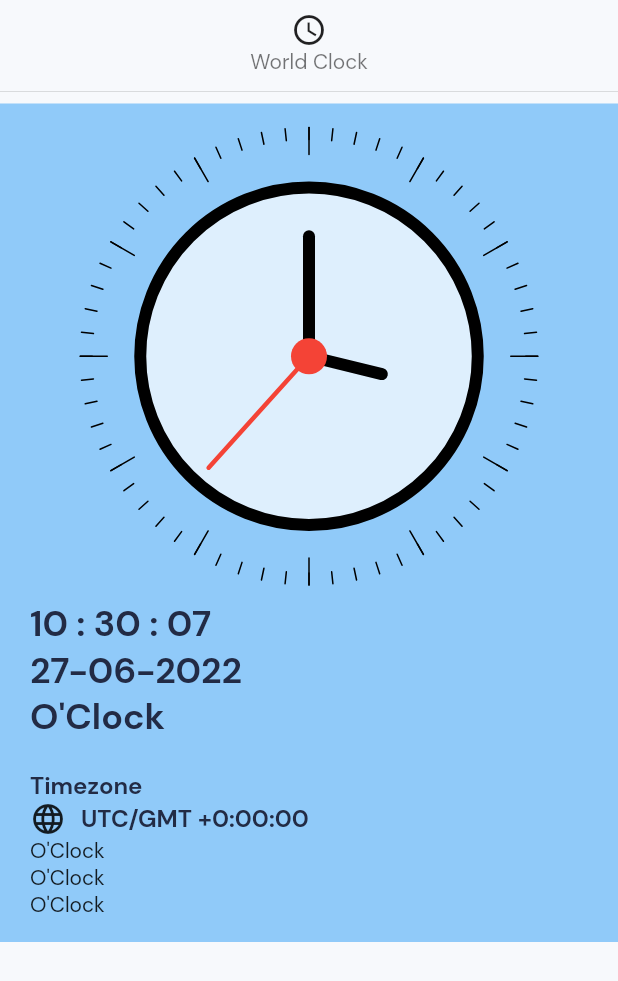
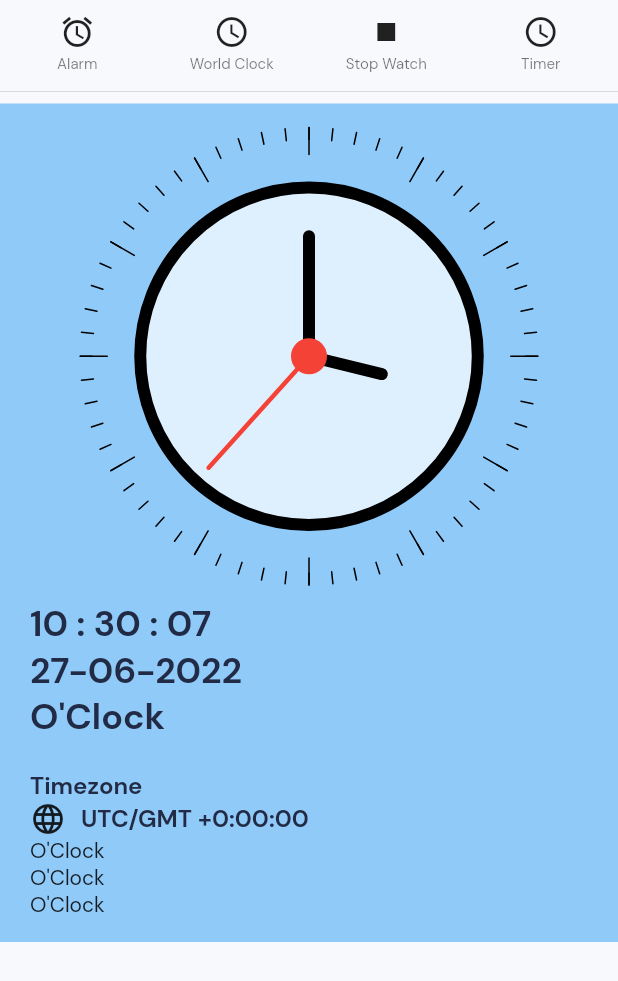
Before and after one commit to soNofNos/eco_foods_alarm, a Flutter app: the screen it shows after launch, on a phone screen of 412 x 824 dp. Shown: the top 981 px of the screen. Run offline on Flutter 3.47's test engine with Material 2 defaults, Android fonts, the phone set to English and light mode, and no system bars.

Commit message:
testing alarms...017

```diff
--- a/lib/ui/screens/home_screen/home_screen.dart
+++ b/lib/ui/screens/home_screen/home_screen.dart
@@ -35,11 +35,10 @@ class _HomeScreenState extends State<HomeScreen> {
     var formattedTime = DateFormat('HH : mm : ss').format(timeNow);
     var formattedDate = DateFormat('dd-MM-yyyy').format(timeNow);
     var timeZoneString = timeNow.timeZoneOffset.toString().split('.').first;
-var offsetSign = '';
-if(!timeZoneString.startsWith('-')){
-  offsetSign = '+';
-}
-print(timeZoneString);
+    var offsetSign = '';
+    if (!timeZoneString.startsWith('-')) {
+      offsetSign = '+';
+    }
 
     return Scaffold(
       body: SafeArea(
@@ -50,13 +49,19 @@ print(timeZoneString);
               child: Row(
                 mainAxisAlignment: MainAxisAlignment.center,
                 children: [
-MaterialButton(onPressed: (){}, child: Column(
-  children: [
-    // FlutterLogo(),
-    Icon(Icons.watch_later_outlined),
-          Text('World Clock', style: appThemeLight.textTheme.headline3),
-  ],
-),)
+                  Expanded(
+                    child: buildMenuButton(
+                        'Alarm', Icon(Icons.alarm_outlined)),
+                  ),
+      Expanded(
+        child:buildMenuButton(
+                      'World Clock', Icon(Icons.watch_later_outlined))),
+      Expanded(
+        child:buildMenuButton(
+                      'Stop Watch', Icon(Icons.stop))),
+      Expanded(
+        child:buildMenuButton(
+                      'Timer', Icon(Icons.watch_later_outlined))),
                 ],
               ),
             ),
@@ -64,14 +69,13 @@ MaterialButton(onPressed: (){}, child: Column(
             Expanded(
               child: SingleChildScrollView(
                 child: Container(
-                  padding: const EdgeInsets.symmetric(vertical: 16.0, horizontal: 20),
+                  padding: const EdgeInsets.symmetric(
+                      vertical: 16.0, horizontal: 20),
                   color: Theme.of(context).backgroundColor,
                   child: Column(
                     crossAxisAlignment: CrossAxisAlignment.start,
                     children: [
-                      Align(
-                        alignment: Alignment.center,
-                          child: ClockView()),
+                      Align(alignment: Alignment.center, child: ClockView()),
                       SizedBox(
                         height: 10,
                       ),
@@ -119,4 +123,20 @@ MaterialButton(onPressed: (){}, child: Column(
       ),
     );
   }
+
+  MaterialButton buildMenuButton(String title, Icon titleIcon) {
+    return MaterialButton(
+      onPressed: () {},
+      child: Column(
+        children: [
+          // FlutterLogo(),
+          titleIcon,
+          SizedBox(
+            height: 2.5,
+          ),
+          Center(child: Text(title, style: appThemeLight.primaryTextTheme.headline4)),
+        ],
+      ),
+    );
+  }
 }
--- a/lib/ui/themes/app_theme_light.dart
+++ b/lib/ui/themes/app_theme_light.dart
@@ -27,6 +27,9 @@ ThemeData appThemeLight = ThemeData(
         fontWeight: FontWeight.bold, fontSize: 16, color: Color(0xff222B45)),
     headline3: TextStyle(
         fontWeight: FontWeight.bold, fontSize: 14, color: Color(0xff222B45)),
+
+    headline4: TextStyle(
+        fontWeight: FontWeight.w400, fontSize: 10, color: Colors.black54),
     subtitle1: TextStyle(fontSize: 14, color: Color(0xff222B45)),
   ),
   colorScheme: ColorScheme.fromSwatch().copyWith(
```
Also changed, not shown: fonts/icons/MyFlutterApp.ttf (added).
